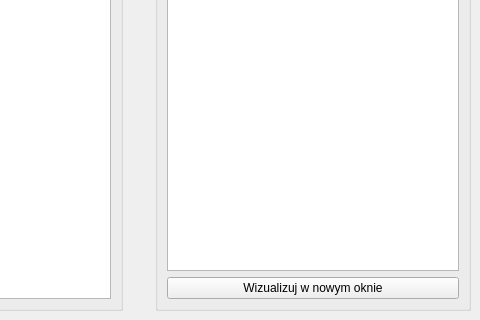
olala10/wds, file mainwindow.ui: the form before one commit; both pictures show x 202 to 682 and y 254 to 574 of the 682 by 574 pixel window.
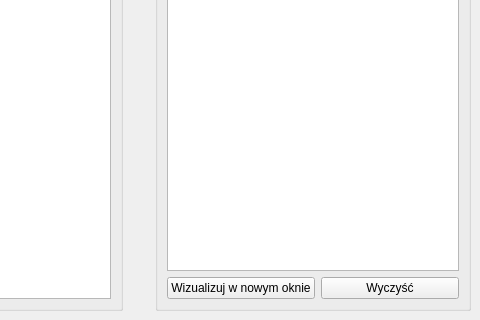
The form after the commit.

Patch:
```diff
--- a/mainwindow.ui
+++ b/mainwindow.ui
@@ -137,13 +137,20 @@
        <item row="0" column="0" colspan="2">
         <widget class="QTextEdit" name="textEditData"/>
        </item>
-       <item row="1" column="0" colspan="2">
+       <item row="1" column="0">
         <widget class="QPushButton" name="pushButton">
          <property name="text">
           <string>Wizualizuj w nowym oknie</string>
          </property>
         </widget>
        </item>
+       <item row="1" column="1">
+        <widget class="QPushButton" name="pushButtonClearMonitor">
+         <property name="text">
+          <string>Wyczyść</string>
+         </property>
+        </widget>
+       </item>
       </layout>
      </widget>
     </item>
```
Left out of the diff: 3 changed lines with no effect on the pictures.
